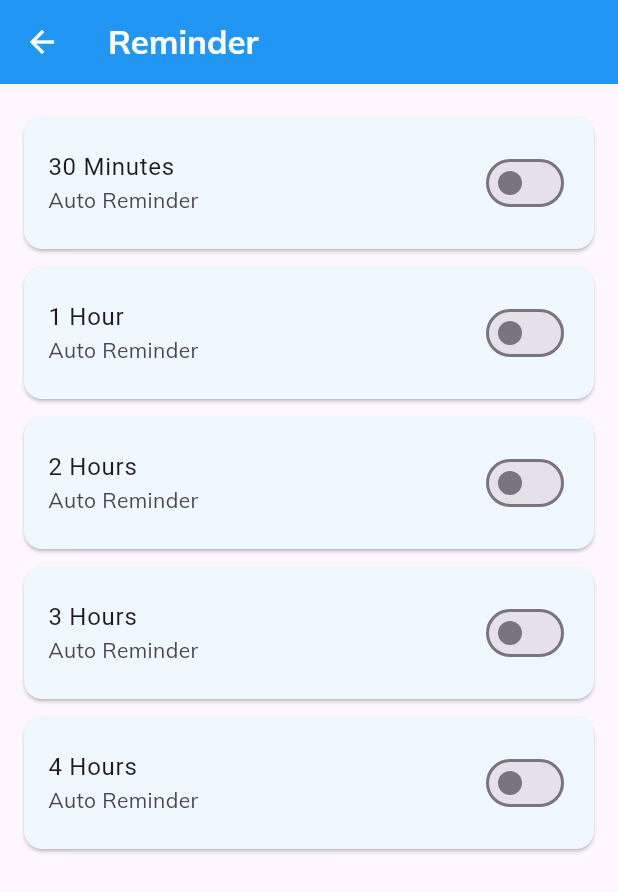
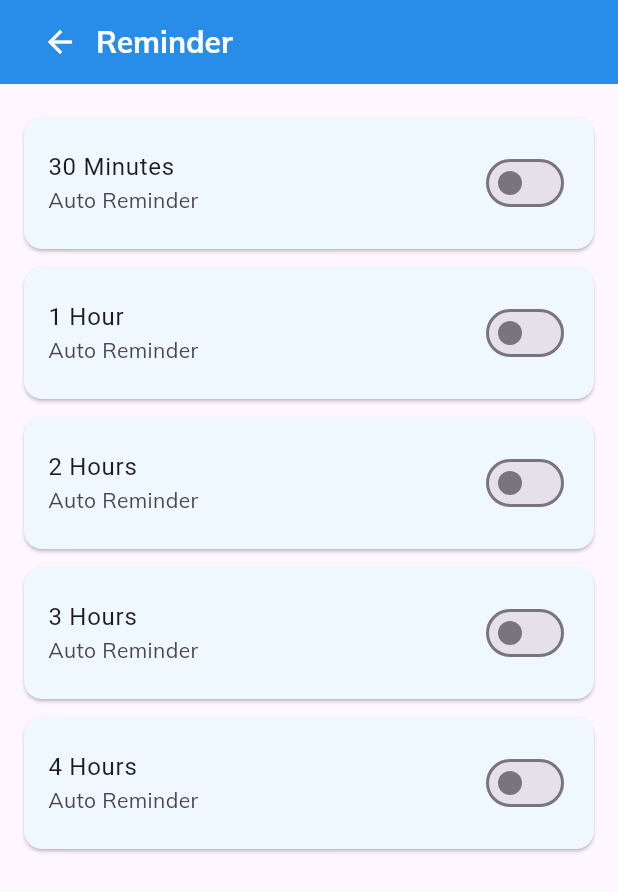
Before and after one commit to Ismailakram300/water_reminder_app, a Flutter app: the ReminderScreen screen opened directly, on a phone screen of 412 x 824 dp. Shown: the top 892 px of the screen. Run offline on Flutter 3.47's test engine with Material 3 defaults, Android fonts, the light colour scheme and no system bars; our stand-ins replace audioplayers, awesome_notifications, fl_chart, flutter_local_notifications, liquid_progress_indicator_v2 and 8 more; missing offline and left inert: android_intent_plus, dart:ffi; accounts and stored records are empty.

Commit message:
Update reminder.dart

```diff
--- a/lib/screens/reminder.dart
+++ b/lib/screens/reminder.dart
@@ -2,6 +2,7 @@ import 'package:flutter/material.dart';
 import 'package:shared_preferences/shared_preferences.dart';
 import 'dart:io';
 import 'package:android_intent_plus/android_intent.dart';
+import '../customs_widgets/appbar.dart';
 import '../notification_service.dart';
 
 class ReminderScreen extends StatefulWidget {
@@ -58,15 +59,7 @@ class _ReminderScreenState extends State<ReminderScreen> {
   @override
   Widget build(BuildContext context) {
     return Scaffold(
-      appBar: AppBar(
-        backgroundColor: Colors.blue,
-
-        title: Text("Reminder",style: TextStyle(fontFamily: 'Mulish',fontWeight: FontWeight.bold, color: Colors.white)),
-        leading: IconButton(
-          icon: Icon(Icons.arrow_back,color: Colors.white,),
-          onPressed: () => Navigator.pop(context),
-        ),
-      ),
+      appBar: MyAppBar(title: 'Reminder'),
       body: Container(
         child: ListView.builder(
           padding: EdgeInsets.all(16),
```
